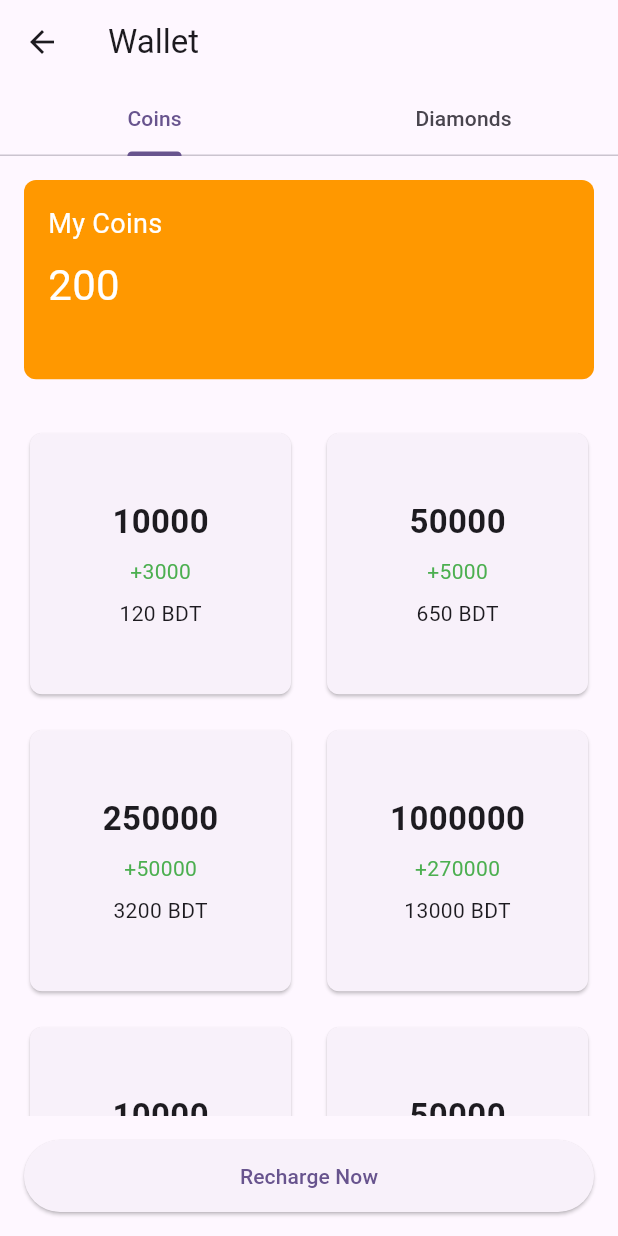
After one commit to EngNomanMolla/RoomChat, a Flutter app: the WalletView screen opened by its route, after a tap on "Recharge Now", on a phone screen of 412 x 824 dp. The commit adds this screen. Run offline on Flutter 3.47's test engine with Material 3 defaults, Android fonts, the phone set to English and light mode, and no system bars; our stand-ins replace country_code_picker, flutter_chat_ui, flutter_otp_text_field, get, loading_indicator, motion_tab_bar; missing offline and left inert: chatview, text_marquee; statements that could not run were skipped; project files that could hold a hidden picture were left out.

Commit message:
wallet screen implemented

```diff
--- /dev/null
+++ b/lib/app/modules/wallet/bindings/wallet_binding.dart
@@ -0,0 +1,10 @@
+import 'package:get/get.dart';
+
+import '../controllers/wallet_controller.dart';
+
+class WalletBinding extends Bindings {
+  @override
+  void dependencies() {
+    Get.lazyPut<WalletController>(() => WalletController());
+  }
+}
--- /dev/null
+++ b/lib/app/modules/wallet/controllers/wallet_controller.dart
@@ -0,0 +1,33 @@
+import 'package:flutter/material.dart';
+import 'package:get/get.dart';
+
+class WalletController extends GetxController
+    with GetSingleTickerProviderStateMixin {
+  late final TabController tabController;
+
+  var coins = 200.obs;
+  var diamonds = 0.obs;
+
+  var rechargeOptions = [
+    {'coin': '10000', 'point': '+3000', 'price': '120 BDT'},
+    {'coin': '50000', 'point': '+5000', 'price': '650 BDT'},
+    {'coin': '250000', 'point': '+50000', 'price': '3200 BDT'},
+    {'coin': '1000000', 'point': '+270000', 'price': '13000 BDT'},
+    {'coin': '10000', 'point': '+3000', 'price': '120 BDT'},
+    {'coin': '50000', 'point': '+5000', 'price': '650 BDT'},
+    {'coin': '250000', 'point': '+50000', 'price': '3200 BDT'},
+    {'coin': '1000000', 'point': '+270000', 'price': '13000 BDT'},
+  ].obs;
+
+  @override
+  void onInit() {
+    tabController = TabController(length: 2, vsync: this);
+    super.onInit();
+  }
+
+  @override
+  void onClose() {
+    tabController.dispose();
+    super.onClose();
+  }
+}
--- /dev/null
+++ b/lib/app/modules/wallet/views/coins_tab.dart
@@ -0,0 +1,76 @@
+import 'package:chat_room/app/modules/wallet/controllers/wallet_controller.dart';
+import 'package:chat_room/app/modules/wallet/widget/recharge_option_tile.dart';
+import 'package:flutter/material.dart';
+import 'package:get/get.dart';
+
+class CoinsTab extends StatelessWidget {
+  final WalletController controller = Get.find<WalletController>();
+
+  @override
+  Widget build(BuildContext context) {
+    return Column(
+      children: [
+        // Coins balance
+        Obx(() => AspectRatio(
+              aspectRatio: 2.5,
+              child: Container(
+                margin: EdgeInsets.all(16),
+                padding: EdgeInsets.all(16),
+                decoration: BoxDecoration(
+                  color: Colors.orange,
+                  borderRadius: BorderRadius.circular(8),
+                ),
+                child: Column(
+                  mainAxisSize: MainAxisSize.min,
+                  crossAxisAlignment: CrossAxisAlignment.start,
+                  children: [
+                    Text(
+                      'My Coins',
+                      style: TextStyle(color: Colors.white, fontSize: 18),
+                    ),
+                    SizedBox(height: 8),
+                    Text(
+                      '${controller.coins}',
+                      style: TextStyle(color: Colors.white, fontSize: 28),
+                    ),
+                  ],
+                ),
+              ),
+            )),
+        // Recharge options
+        Obx(
+          () => Expanded(
+            child: GridView.count(
+              crossAxisCount: 2,
+              padding: EdgeInsets.all(16),
+              crossAxisSpacing: 16,
+              mainAxisSpacing: 16,
+              children: controller.rechargeOptions
+                  .map(
+                    (option) => RechargeOptionTile(
+                      coin: option['coin']!,
+                      point: option['point']!,
+                      price: option['price']!,
+                    ),
+                  )
+                  .toList(),
+            ),
+          ),
+        ),
+        // Recharge now button
+        Container(
+          padding: EdgeInsets.all(16),
+          child: ElevatedButton(
+            onPressed: () {
+              // Handle recharge button press
+            },
+            child: Text('Recharge Now'),
+            style: ElevatedButton.styleFrom(
+              minimumSize: Size(double.infinity, 48),
+            ),
+          ),
+        ),
+      ],
+    );
+  }
+}
--- /dev/null
+++ b/lib/app/modules/wallet/views/dimonds_tab.dart
@@ -0,0 +1,60 @@
+import 'package:flutter/material.dart';
+import 'package:get/get.dart';
+
+import '../controllers/wallet_controller.dart';
+
+class DiamondsTab extends StatelessWidget {
+  final WalletController controller = Get.find<WalletController>();
+
+  @override
+  Widget build(BuildContext context) {
+    return Column(
+      children: [
+        Obx(() => AspectRatio(
+          aspectRatio: 2.5,
+          child: Container(
+                margin: EdgeInsets.all(16),
+                padding: EdgeInsets.all(16),
+                decoration: BoxDecoration(
+                  color: Colors.blue,
+                  borderRadius: BorderRadius.circular(8),
+                ),
+                child: Column(
+                  crossAxisAlignment: CrossAxisAlignment.start,
+                  children: [
+                    Text(
+                      'My Diamonds',
+                      style: TextStyle(color: Colors.white, fontSize: 18),
+                    ),
+                    SizedBox(height: 8),
+                    Text(
+                      '${controller.diamonds}',
+                      style: TextStyle(color: Colors.white, fontSize: 28),
+                    ),
+                  ],
+                ),
+              ),
+        )),
+        // Exchange diamonds to coins
+        Container(
+          margin: EdgeInsets.all(16),
+          padding: EdgeInsets.all(16),
+          decoration: BoxDecoration(
+            color: Colors.yellow,
+            borderRadius: BorderRadius.circular(8),
+          ),
+          child: Row(
+            mainAxisAlignment: MainAxisAlignment.spaceBetween,
+            children: [
+              Text(
+                'Exchange diamonds to coins',
+                style: TextStyle(fontSize: 16),
+              ),
+              Icon(Icons.arrow_forward),
+            ],
+          ),
+        ),
+      ],
+    );
+  }
+}
--- /dev/null
+++ b/lib/app/modules/wallet/views/wallet_view.dart
@@ -0,0 +1,27 @@
+import 'package:chat_room/app/modules/wallet/controllers/wallet_controller.dart';
+import 'package:chat_room/app/modules/wallet/views/coins_tab.dart';
+import 'package:chat_room/app/modules/wallet/views/dimonds_tab.dart';
+import 'package:flutter/material.dart';
+import 'package:get/get.dart';
+
+class WalletView extends GetView<WalletController> {
+  const WalletView({Key? key}) : super(key: key);
+
+  @override
+  Widget build(BuildContext context) {
+    return Scaffold(
+      appBar: AppBar(
+        title: Text('Wallet'),
+        bottom: TabBar(
+          controller: controller.tabController,
+          tabs: [Tab(text: 'Coins'), Tab(text: 'Diamonds')],
+        ),
+      ),
+      body: TabBarView(
+        controller: controller.tabController,
+        children: [CoinsTab(), DiamondsTab()],
+      ),
+    );
+    ;
+  }
+}
--- /dev/null
+++ b/lib/app/modules/wallet/widget/recharge_option_tile.dart
@@ -0,0 +1,36 @@
+import 'package:flutter/material.dart';
+
+class RechargeOptionTile extends StatelessWidget {
+  const RechargeOptionTile({this.coin, this.point, this.price, Key? key})
+      : super(key: key);
+
+  final String? coin, point, price;
+
+  @override
+  Widget build(BuildContext context) {
+    return Card(
+      shape: RoundedRectangleBorder(
+        borderRadius: BorderRadius.circular(8),
+      ),
+      child: Padding(
+        padding: const EdgeInsets.all(16),
+        child: Column(
+          mainAxisAlignment: MainAxisAlignment.center,
+          children: [
+            Text(
+              coin ?? '',
+              style: TextStyle(fontSize: 22, fontWeight: FontWeight.bold),
+            ),
+            SizedBox(height: 8),
+            Text(
+              point ?? '',
+              style: TextStyle(color: Colors.green),
+            ),
+            SizedBox(height: 8),
+            Text(price ?? ''),
+          ],
+        ),
+      ),
+    );
+  }
+}
--- a/lib/app/routes/route_destinations.dart
+++ b/lib/app/routes/route_destinations.dart
@@ -2,6 +2,8 @@
 
 import 'package:chat_room/app/bindings/auth_binding.dart';
 import 'package:chat_room/app/bindings/chat_binding.dart';
+import 'package:chat_room/app/modules/wallet/bindings/wallet_binding.dart';
+import 'package:chat_room/app/modules/wallet/views/wallet_view.dart';
 import 'package:chat_room/app/routes/route_names.dart';
 import 'package:chat_room/app/ui/android/screens/auth/login_screen.dart';
 import 'package:chat_room/app/ui/android/screens/auth/otp_screen.dart';
@@ -23,5 +25,10 @@ class RouteDestinations{
     GetPage(name: RouteNames.chatRoomScreen, page:()=> ChatRoomScreen()),
     GetPage(name: RouteNames.messageScreen, page:()=> MessageScreen()),
     GetPage(name: RouteNames.messageDetailsScreen, page:()=> MessageDetailsScreen()),
+    GetPage(
+      name: RouteNames.walletScreen,
+      page: () => const WalletView(),
+      binding: WalletBinding(),
+    ),
   ];
 }
--- a/lib/app/routes/route_names.dart
+++ b/lib/app/routes/route_names.dart
@@ -7,4 +7,5 @@ class RouteNames{
   static const String chatRoomScreen = '/chat-room-screen';
   static const String messageScreen = '/message-screen';
   static const String messageDetailsScreen = '/message-details-screen';
+  static const walletScreen = '/wallet';
 }
--- a/lib/app/ui/android/screens/profile/profile_screen.dart
+++ b/lib/app/ui/android/screens/profile/profile_screen.dart
@@ -1,5 +1,7 @@
 
+import 'package:chat_room/app/routes/route_names.dart';
 import 'package:flutter/material.dart';
+import 'package:get/get.dart';
 class ProfileScreen extends StatelessWidget {
   const ProfileScreen({super.key});
 
@@ -93,11 +95,14 @@ class ProfileScreen extends StatelessWidget {
 
             ListTile(
               leading: Icon(Icons.wallet_rounded),
-              trailing: Icon(Icons.arrow_forward_ios,size: 16.0),
-              title: Text("Wallet",style: TextStyle(
-                fontFamily: 'Montserrat',
+              trailing: Icon(Icons.arrow_forward_ios, size: 16.0),
+              title: Text(
+                "Wallet",
+                style: TextStyle(
+                  fontFamily: 'Montserrat',
+                ),
               ),
-              ),
+              onTap: () => Get.toNamed(RouteNames.walletScreen),
             ),
 
             ListTile(
```
